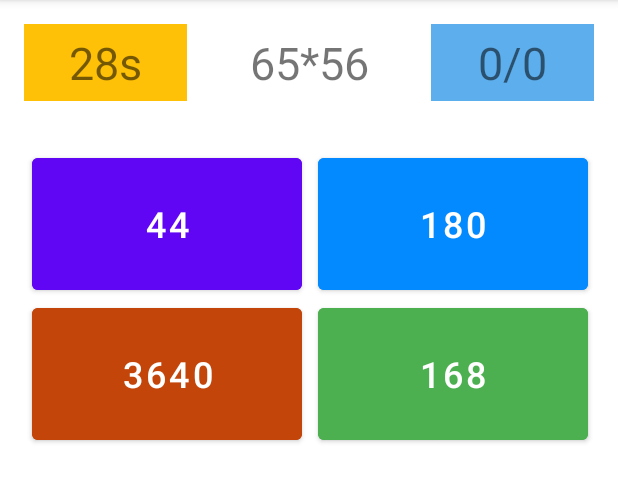
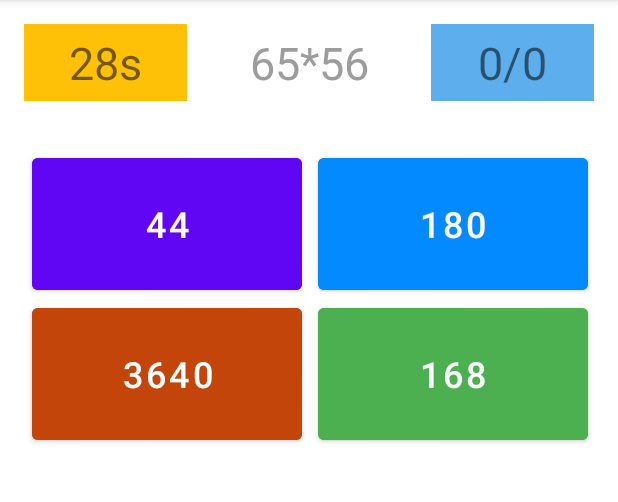
Before and after one commit to yyyeler/androidProjects, an Android app: the screen it shows after launch (MainActivity), after a tap on "PLAY", on a phone screen of 412 x 824 dp, the part 84-586 px from its top. Run offline under Robolectric (Android 15) with nearby library versions, the phone set to English and light mode, and no system bars.

Commit message:
Brain App is updated V2.

```diff
--- a/ExampleAppVideo70/app/src/main/AndroidManifest.xml
+++ b/ExampleAppVideo70/app/src/main/AndroidManifest.xml
@@ -15,6 +15,7 @@
         tools:targetApi="31">
         <activity
             android:name=".MainActivity"
+            android:screenOrientation="portrait"
             android:exported="true">
             <intent-filter>
                 <action android:name="android.intent.action.MAIN" />
--- a/ExampleAppVideo70/app/src/main/res/layout/activity_main.xml
+++ b/ExampleAppVideo70/app/src/main/res/layout/activity_main.xml
@@ -43,6 +43,7 @@
             android:paddingTop="5dp"
             android:paddingBottom="5dp"
             android:text="14+12"
+            android:textColor="#9C9C9C"
             android:textSize="30sp" />
 
         <TextView
```
